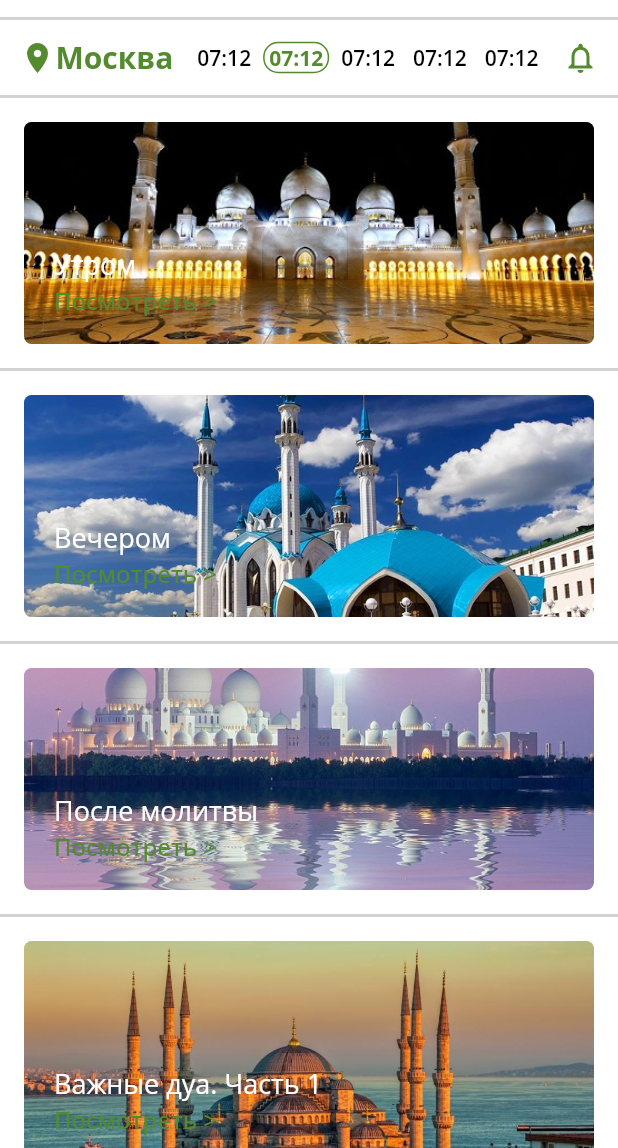
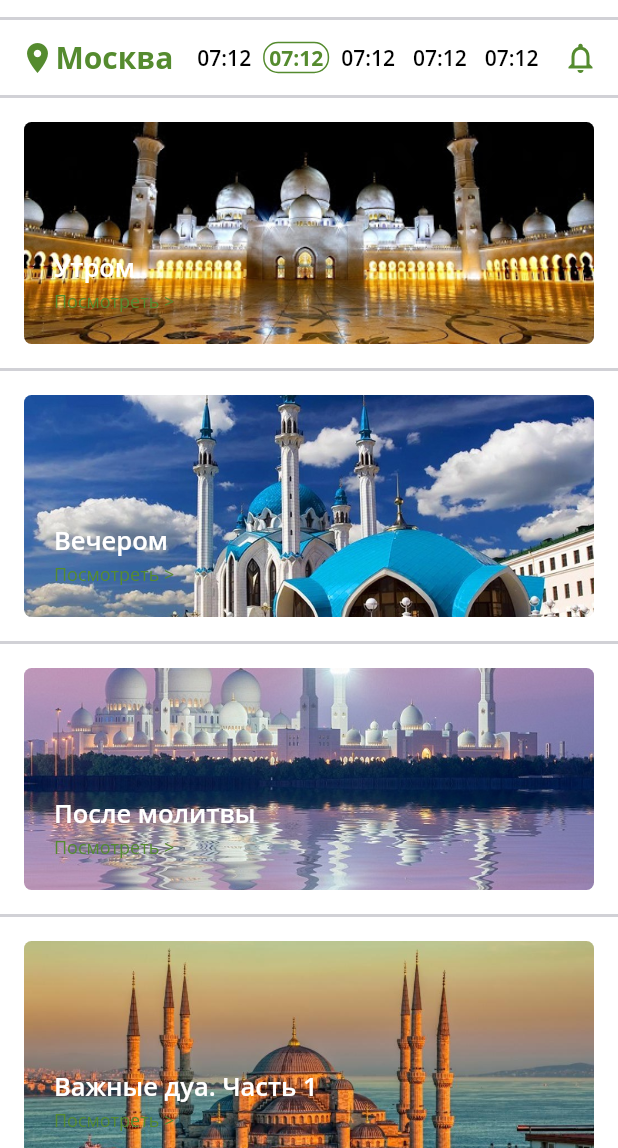
Before and after one commit to AlexandrNavozenko/flutter_azkari_app, a Flutter app: the screen it shows after launch, on a phone screen of 412 x 824 dp, the part 88-1236 px from its top. Run offline on Flutter 3.47's test engine with Material 2 defaults, Android fonts, the phone set to English and light mode, and no system bars; our stand-ins replace google_fonts.

Commit message:
update by comment

```diff
--- a/lib/screens/home/components/azkary_card.dart
+++ b/lib/screens/home/components/azkary_card.dart
@@ -40,7 +40,7 @@ class AzkaryCard extends StatelessWidget {
               title,
               style: GoogleFonts.openSans(
                   color: Colors.white,
-                  fontSize: 18.0),
+                  fontSize: 17.0, fontWeight: FontWeight.w600),
             ),
           ),
           Positioned(
@@ -54,11 +54,11 @@ class AzkaryCard extends StatelessWidget {
                   },
                 );
               },
+              textColor: kDefaultTextColor,
               child: Text(
                 'Посмотреть >',
                 style: GoogleFonts.openSans(
-                    color: kDefaultTextColor,
-                    fontSize: 16.0),
+                    fontSize: 12.0, fontWeight: FontWeight.w400, color: kDefaultTextColor),
               ),
             ),
           ),
```
